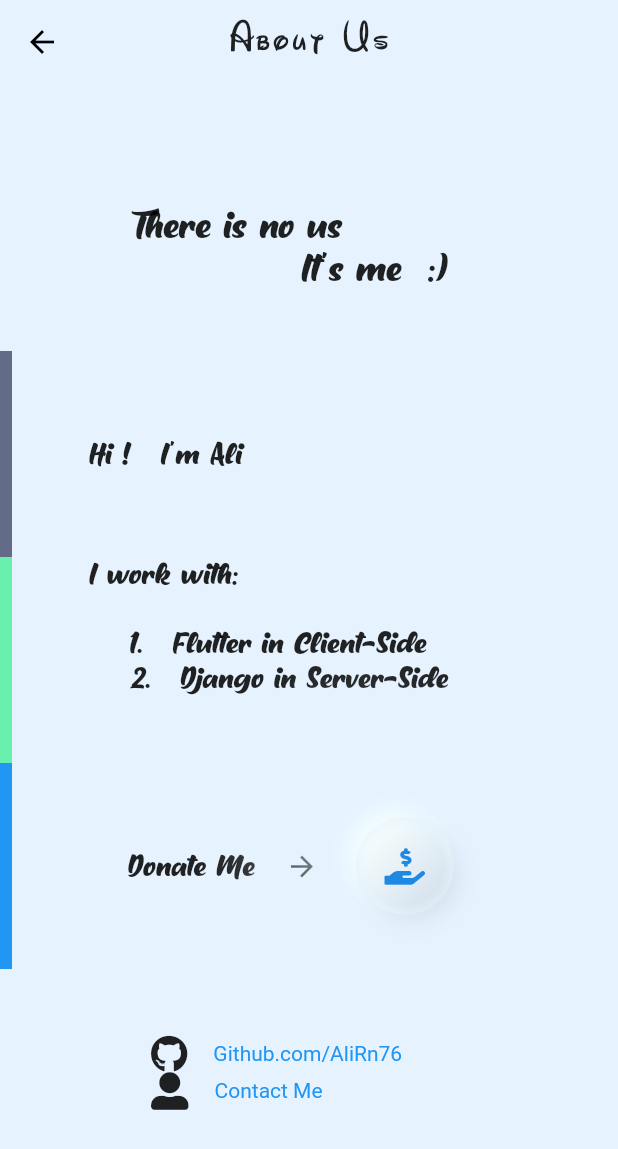
After one commit to AliRn76/HiCoffee-App, a Flutter app: the AboutUsScreen screen opened directly, on a phone screen of 412 x 824 dp. The commit adds this screen. Shown: the top 1149 px of the screen. Run offline on Flutter 3.47's test engine with Material 2 defaults, Android fonts, the phone set to English and light mode, and no system bars; drawn by our look-alikes of clay_containers; our stand-ins replace connectivity, flip_card, flutter_spinkit, font_awesome_flutter, numberpicker, sqflite and 1 more; missing offline and left inert: drawerbehavior, flutter_fluid_slider, folding_cell, number_selection; accounts and stored records are empty; network calls fail.

Commit message:
query haye local db Fix shod be joz edit + AboutUsScreen complete Add shod + addItemScreen Debug shod + drawer rah oftad

```diff
--- a/hicoffee/lib/blocs/requests_provider.dart
+++ b/hicoffee/lib/blocs/requests_provider.dart
@@ -46,9 +46,10 @@ class RequestsProvider extends ChangeNotifier{
       // Serialize data
       items = data.map((m) => Item.fromJson(m)).toList();
       print("items: $items");
+      // Add the items in local db
       if (response.statusCode == 200){
         var result = await DatabaseHelper().insertItems(items);
-        print("*Inser Result: $result");
+        print("*Insers db Result: $result");
       }
     }on Exception{
       print("** Try Again To Send Get Request");
@@ -66,6 +67,10 @@ class RequestsProvider extends ChangeNotifier{
     Response response = await post("http://al1.best:85/api/add/", body:jsonBody, headers: reqHeader);
 
     if(response.statusCode == 201){
+      // Add to local db
+      var result = await DatabaseHelper().insertItem(item);
+      print("Insert db Result: $result");
+      // Update the provider
       _items.add(item);
       notifyListeners();
     }else{
@@ -80,6 +85,10 @@ class RequestsProvider extends ChangeNotifier{
     print(response.body);
     print(response.statusCode);
     if(response.statusCode == 200){
+      // Delete from local db
+      var result = await DatabaseHelper().deleteItem(item);
+      print("Delete db Result: $result");
+      // Update the provider
       _items.remove(item);
       notifyListeners();
     }
@@ -87,16 +96,21 @@ class RequestsProvider extends ChangeNotifier{
   }
 
 
-  Future<int> reqSellItem(Item item) async{
-    Map<String, dynamic> reqBody = item.toJson();
+  Future<int> reqSellItem(Item item, int sellValue) async{
+    Item newItem = Item(item.name, sellValue);
+    Map<String, dynamic> reqBody = newItem.toJson();
     String jsonBody = jsonEncode(reqBody);
     print(jsonBody);
     Map<String, String> reqHeader = {"Content-type": "application/json", "Accept": "application/json"};
     Response response = await post("http://al1.best:85/api/sell/", body:jsonBody, headers:reqHeader);
     if(response.statusCode == 200){
+      // Update the local db
+      var result = await DatabaseHelper().updateItem(item, sellValue);
+      print("Sell db Result: $result");
+      // Update the provider
       for(int i=0 ; i<_items.length ; i++){
         if (_items[i].name == item.name)
-          _items[i].number = _items[i].number - item.number;
+          _items[i].number = _items[i].number - sellValue;
       }
       notifyListeners();
     }
--- /dev/null
+++ b/hicoffee/lib/screens/aboutUs_screen.dart
@@ -0,0 +1,307 @@
+import 'package:clay_containers/clay_containers.dart';
+import 'package:flutter/gestures.dart';
+import 'package:flutter/material.dart';
+import 'package:hicoffee/widgets/custom_drawer.dart';
+import 'package:url_launcher/url_launcher.dart';
+import 'package:font_awesome_flutter/font_awesome_flutter.dart';
+import 'dart:async';
+
+class AboutUsScreen extends StatefulWidget {
+  @override
+  _AboutUsScreenState createState() => _AboutUsScreenState();
+}
+
+class _AboutUsScreenState extends State<AboutUsScreen>  with SingleTickerProviderStateMixin{
+  double width() => MediaQuery.of(context).size.width;
+  double height() => MediaQuery.of(context).size.height;
+
+
+  Color baseColor = Color(0xFFf2f2f2);
+  double firstDepth = 50;
+  double secondDepth = 50;
+  double thirdDepth = 50;
+  double fourthDepth = 50;
+  AnimationController _animationController;
+
+
+  @override
+  void initState() {
+    _animationController = AnimationController(// t
+      duration: Duration(seconds: 5),// he SingleTickerProviderStateMixin
+      vsync: this,
+    )..addListener(() {
+      setState(() {});
+    });
+    _animationController.forward();
+    super.initState();
+  }
+
+  @override
+  void dispose() {
+    _animationController.dispose();
+    super.dispose();
+  }
+
+
+
+  @override
+  Widget build(BuildContext context) {
+    double stagger(value, progress, delay) {
+      progress = progress - (1 - delay);
+      if (progress < 0) progress = 0;
+      return value * (progress / delay);
+    }
+    double calculatedFirstDepth =
+    stagger(firstDepth, _animationController.value, 0.25);
+    double calculatedSecondDepth =
+    stagger(secondDepth, _animationController.value, 0.5);
+    double calculatedThirdDepth =
+    stagger(thirdDepth, _animationController.value, 0.75);
+    double calculatedFourthDepth =
+    stagger(fourthDepth, _animationController.value, 1);
+
+    return Scaffold(
+      appBar: _appBar(),
+      body: Column(
+        crossAxisAlignment: CrossAxisAlignment.start,
+        mainAxisAlignment: MainAxisAlignment.center,
+        children: <Widget>[
+          Row(
+            children: <Widget>[
+              Container(
+                width: 8.0,
+                height: height()/6,
+//                      color: Colors.red,
+              ),
+              SizedBox(width: width()/12),
+              Container(
+                width: width() - width()/12 - 8,
+                height: height()/6,
+                child: Align(
+                  alignment: Alignment(-0.4,0),
+                  child: Text(
+                    "There is no us \n             It's me  :)",
+                    style: TextStyle(
+                      fontSize: 25.0,
+                      fontFamily: "Milton",
+                    ),
+                  ),
+                ),
+              ),
+            ],
+          ),
+          Row(
+            children: <Widget>[
+              Container(
+                width: 8.0,
+                height: height()/6,
+                color: Theme.of(context).accentColor,
+              ),
+              SizedBox(width: width()/8),
+              Container(
+                width: width() - width()/8 - 8,
+                height: height()/6,
+                child: Row(
+                  mainAxisAlignment: MainAxisAlignment.start,
+                  children: <Widget>[
+                    Text(
+                      "Hi !   I'm Ali",
+                      style: TextStyle(
+                        fontFamily: "Milton",
+                        fontSize: 20.0,
+                      ),
+                    ),
+                  ],
+                ),
+              ),
+            ],
+          ),
+          Row(
+            children: <Widget>[
+              Container(
+                width: 8.0,
+                height: height()/6,
+                color: Colors.greenAccent[200],
+              ),
+              SizedBox(width: width()/8),
+              Container(
+                width: width() - width()/8 - 8,
+                height: height()/6,
+                child: Text(
+                  "I work with:\n\n"
+                      "    1.   Flutter in Client-Side\n"
+                      "    2.   Django in Server-Side",
+                  style: TextStyle(
+                    fontFamily: "Milton",
+                    fontSize: 20.0,
+                  ),
+                ),
+              ),
+            ],
+          ),
+          Row(
+            children: <Widget>[
+              Container(
+                width: 8.0,
+                height: height()/6,
+                color: Colors.blue,
+              ),
+              SizedBox(width: width()/8),
+              Container(
+                width: width() - width()/8 - 8,
+                height: height()/6,
+                child: Row(
+                  mainAxisAlignment: MainAxisAlignment.start,
+                  children: <Widget>[
+                    SizedBox(width: width()/16),
+                    Text(
+                      "Donate Me   ",
+                      style: TextStyle(
+                        fontFamily: "Milton",
+                        fontSize: 20.0,
+                      ),
+                    ),
+                    Icon(
+                      Icons.arrow_forward,
+                      size: 22.0,
+                    ),
+                    SizedBox(width: 10.0),
+                    Center(
+                      child: ClayContainer(
+                        color: Theme.of(context).scaffoldBackgroundColor,
+                        height: 95,
+                        width: 95,
+                        borderRadius: 200,
+                        curveType: CurveType.concave,
+                        spread: 30,
+                        depth: calculatedFirstDepth.toInt(),
+                        child: Center(
+                          child: ClayContainer(
+                            height: 80,
+                            width: 80,
+                            borderRadius: 200,
+                            depth: calculatedSecondDepth.toInt(),
+                            curveType: CurveType.convex,
+                            color: Theme.of(context).scaffoldBackgroundColor,
+                            child: Center(
+                              child: ClayContainer(
+                                  height: 65,
+                                  width: 65,
+                                  borderRadius: 200,
+                                  color: Theme.of(context).scaffoldBackgroundColor,
+                                  depth: calculatedThirdDepth.toInt(),
+                                  curveType: CurveType.concave,
+                                  child: Center(
+                                      child: ClayContainer(
+                                        height: 50,
+                                        width: 50,
+                                        borderRadius: 200,
+                                        color: Theme.of(context).scaffoldBackgroundColor,
+                                        depth: calculatedFourthDepth.toInt(),
+                                        curveType: CurveType.convex,
+                                        child: IconButton(
+                                          icon: FaIcon(FontAwesomeIcons.handHoldingUsd),
+                                          onPressed: () => launch('https://idpay.ir/alirn'),
+                                          color: Colors.blue[600],
+                                          splashColor: Colors.blue,
+                                          hoverColor: Colors.blue,
+                                        ),
+                                      )
+                                  )
+                              ),
+                            ),
+                          ),
+                        ),
+                      ),
+                    ),
+                  ],
+                ),
+              ),
+            ],
+          ),
+          Row(
+            children: <Widget>[
+              Container(
+                width: 8.0,
+                height: height()/6,
+              ),
+              SizedBox(width: width()/8),
+              Container(
+                width: width() - width()/8 - 8,
+                height: height()/6,
+                child: Column(
+                  mainAxisAlignment: MainAxisAlignment.center,
+                  children: <Widget>[
+                    Row(
+                      mainAxisAlignment: MainAxisAlignment.start,
+                      children: <Widget>[
+                        SizedBox(width: width()/10),
+                        FaIcon(
+                          FontAwesomeIcons.github,
+                          size: 25.0,
+                        ),
+                        RichText(
+                          text: TextSpan(
+                              children: [
+                                TextSpan(
+                                  text: '     Github.com/AliRn76',
+                                  style: TextStyle(color: Colors.blue),
+                                  recognizer: TapGestureRecognizer()
+                                    ..onTap = () { launch('https://github.com/AliRn76');
+                                    },
+                                ),
+                              ]
+                          ),
+                        ),
+                      ],
+                    ),
+                    Row(
+                      mainAxisAlignment: MainAxisAlignment.start,
+                      children: <Widget>[
+                        SizedBox(width: width()/10),
+                        FaIcon(
+                          FontAwesomeIcons.userAlt,
+                          size: 25.0,
+                        ),
+                        RichText(
+                          text: TextSpan(
+                              children: [
+                                TextSpan(
+                                  text: '     Contact Me',
+                                  style: TextStyle(color: Colors.blue),
+                                  recognizer: TapGestureRecognizer()
+                                    ..onTap = () { launch('http://Alirn.ir');
+                                    },
+                                ),
+                              ]
+                          ),
+                        ),
+                      ],
+                    ),
+                  ],
+                ),
+              ),
+            ],
+          ),
+        ],
+      ),
+    );
+  }
+  Widget _appBar(){
+    return AppBar(
+        backgroundColor: Theme
+            .of(context)
+            .scaffoldBackgroundColor,
+        elevation: 0.0,
+        centerTitle: true,
+        title: Text(
+          "About Us",
+          style: TextStyle(
+              fontSize: 28.0,
+              fontFamily: "Waltograph",
+              letterSpacing: 2.5,
+          ),
+        ),
+    );
+  }
+}
--- a/hicoffee/lib/screens/addItem_screen.dart
+++ b/hicoffee/lib/screens/addItem_screen.dart
@@ -3,6 +3,7 @@ import 'package:flutter/material.dart';
 import 'package:hicoffee/blocs/connection_provider.dart';
 import 'package:hicoffee/blocs/requests_provider.dart';
 import 'package:hicoffee/screens/search_screen.dart';
+import 'package:hicoffee/sqlite/database_helper.dart';
 import 'package:hicoffee/widgets/wave.dart';
 import 'package:flip_card/flip_card.dart';
 import 'package:flutter_fluid_slider/flutter_fluid_slider.dart';
@@ -34,6 +35,8 @@ class _AddItemScreenState extends State<AddItemScreen> {
 
 
   void tryAddItem(RequestsProvider requestsProvider, NetworkProvider networkProvider) async{
+    int statusCode;
+    Item item = Item(nameController.text, _value.toInt());
     if(networkProvider.connection == false){
       setState(() {
         responseIcon = Icon(Icons.done, color: Color(0xFF66c2ff),);
@@ -48,15 +51,13 @@ class _AddItemScreenState extends State<AddItemScreen> {
         responseColor = Color(0xFF66c2ff);
       });
     }
-    int statusCode;
-    Item item = Item(nameController.text, _value.toInt());
     if(item.name == ''){
       setState(() {
         responseMessage = "ابتدا نام محصول را پر کنید";
         responseColor = Colors.redAccent[400];
         responseIcon = Icon(Icons.close, color: responseColor);
       });
-    } else{
+    }else{
       print(item.name );
       print(item.number);
       statusCode = await requestsProvider.reqAddItem(item);
@@ -66,6 +67,8 @@ class _AddItemScreenState extends State<AddItemScreen> {
           responseMessage = "باموفقیت اضافه شد";
           responseColor = Colors.greenAccent[400];
           responseIcon = Icon(Icons.done_all, color: responseColor);
+          nameController.clear();
+          _value = 0;
         }else if(statusCode == 406){
           responseMessage = "نام محصول تکراری است";
           responseColor = Colors.redAccent[400];
--- a/hicoffee/lib/screens/home_screen.dart
+++ b/hicoffee/lib/screens/home_screen.dart
@@ -151,12 +151,15 @@ class _HomeScreenState extends State<HomeScreen> {
     final NetworkProvider networkProvider = Provider.of<NetworkProvider>(context);
     if(networkProvider.connection != null){
       if(networkProvider.connection){
-        return Text(
-          "Hi Coffee",
-          style: TextStyle(
-              fontSize: 28.0,
-              //      fontWeight: FontWeight.bold,
-              fontFamily: "Waltograph"
+        return Hero(
+          tag: "title",
+          child: Text(
+            "Hi Coffee",
+            style: TextStyle(
+                fontSize: 28.0,
+                //      fontWeight: FontWeight.bold,
+                fontFamily: "Waltograph"
+            ),
           ),
         );
       }else{
@@ -253,13 +256,11 @@ class _HomeScreenState extends State<HomeScreen> {
 
 }
 
-
-//TODO: Edit & Delete Jofteshon Bayad Ye Flip Card Bashan Va Hamonja Poshte Card Ha Edit Ya Deleteshon Kone
-
-
 //TODO: Edit Moonde
 //TODO: Item haye Drawer Moonde
 
 
 //TODO: Jaye number selection mishe az number picker estefade kard
 //TODO: hamon position payinish faghat bargarde va poshtesh beshe item ro edit ya delete kard
+
+//TODO: vaghti ye item edit mikone age response 200 bood,to db update beshe
--- a/hicoffee/lib/screens/loading_screen.dart
+++ b/hicoffee/lib/screens/loading_screen.dart
@@ -18,7 +18,7 @@ class LoadingScreen extends StatefulWidget {
 
 
 class _LoadingScreenState extends State<LoadingScreen> {
-  List<Item> items;
+//  List<Item> items;
 
 
 
--- a/hicoffee/lib/sqlite/database_helper.dart
+++ b/hicoffee/lib/sqlite/database_helper.dart
@@ -68,7 +68,7 @@ class DatabaseHelper{
       result = await db.rawQuery(
         "Insert Into $tbl_item"
             "($col_name, $col_number)"
-            "Values ('${items[i].name}', '${items[i].number}');"
+            "Values ('${items[i].name}', ${items[i].number});"
       );
     }
     return result;
@@ -84,4 +84,35 @@ class DatabaseHelper{
   }
 
 
+  // Delete One Item
+  Future<List<Map<String, dynamic>>> deleteItem(Item item) async{
+    Database db = await this.database;
+    var result = await db.rawQuery(
+        "Delete From $tbl_item Where $col_name == '${item.name}';"
+    );
+    return result;
+  }
+
+  // Insert One Item
+  Future<List<Map<String, dynamic>>> insertItem(Item item) async{
+    Database db = await this.database;
+    var result = await db.rawQuery(
+        "Insert Into $tbl_item ($col_name, $col_number)"
+            "VALUES ('${item.name}', ${item.number});"
+    );
+    return result;
+  }
+
+
+  // Update One Item (Sell)
+  Future<List<Map<String, dynamic>>> updateItem(Item item, int sellValue) async{
+    Database db = await this.database;
+    int newValue = item.number - sellValue;
+    var result = await db.rawQuery(
+        "UPDATE $tbl_item "
+            "SET $col_number = $newValue "
+            "WHERE $col_name = '${item.name}'; ");
+    return result;
+  }
+
 }
--- a/hicoffee/lib/widgets/cardLists.dart
+++ b/hicoffee/lib/widgets/cardLists.dart
@@ -41,9 +41,9 @@ class CardLists extends StatelessWidget {
     }
   }
 
-  void sellItem(BuildContext context, Item item, RequestsProvider requestsProvider) async{
+  void sellItem(BuildContext context, Item item, int sellValue, RequestsProvider requestsProvider) async{
     if(item.number != null){
-      int statusCode = await requestsProvider.reqSellItem(item);
+      int statusCode = await requestsProvider.reqSellItem(item, sellValue);
       if(statusCode == 200){
         Scaffold.of(context).showSnackBar(
             _snackBar("با موفقیت فروخته شد", acceptColor)
@@ -251,9 +251,7 @@ class CardLists extends StatelessWidget {
                             shape: RoundedRectangleBorder(
                                 borderRadius: BorderRadius.circular(12)
                             ),
-                          onPressed: (){
-                              Item item_for_sell = Item(item.name, value);
-                              sellItem(context, item_for_sell, requestsProvider);
+                          onPressed: (){sellItem(context, item, value, requestsProvider);
                           },
                           child: ClayText(
                             "Sold",
--- a/hicoffee/lib/widgets/custom_drawer.dart
+++ b/hicoffee/lib/widgets/custom_drawer.dart
@@ -1,4 +1,6 @@
 import 'package:flutter/material.dart';
+import 'package:hicoffee/screens/aboutUs_screen.dart';
+import 'package:hicoffee/screens/home_screen.dart';
 
 class CustomDrawer extends StatefulWidget {
   final Widget child;
@@ -140,10 +142,9 @@ class MyDrawer extends StatelessWidget {
               ListTile(
                 leading: Icon(Icons.home),
                 title: Text('Home'),
-              ),
-              ListTile(
-                leading: Icon(Icons.settings_ethernet),
-                title: Text('Ping'),
+                onTap: (){
+                  Navigator.pop(context);
+                },
               ),
               ListTile(
                 leading: Icon(Icons.description),
@@ -152,6 +153,14 @@ class MyDrawer extends StatelessWidget {
               ListTile(
                 leading: Icon(Icons.developer_mode),
                 title: Text('About us'),
+                  onTap: (){
+                    CustomDrawer.of(context).close();
+                    Navigator.push(
+                        context,
+                        MaterialPageRoute(builder: (context) => AboutUsScreen()
+                        )
+                    );
+                  },
               ),
             ],
           ),
```
Also changed, not shown: hicoffee/pubspec.yaml (+9 -2 lines), hicoffee/assets/fonts/Milton Keynes.otf (added), hicoffee/lib/screens/aboutUs.dart (deleted), hicoffee/pubspec.lock.
